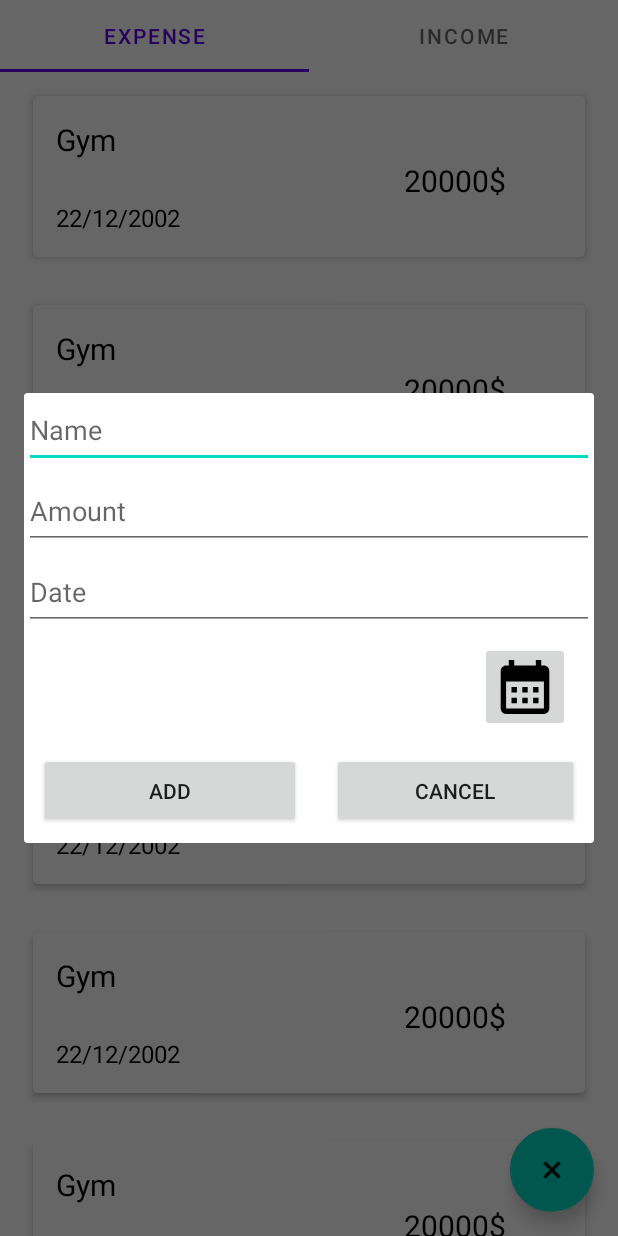
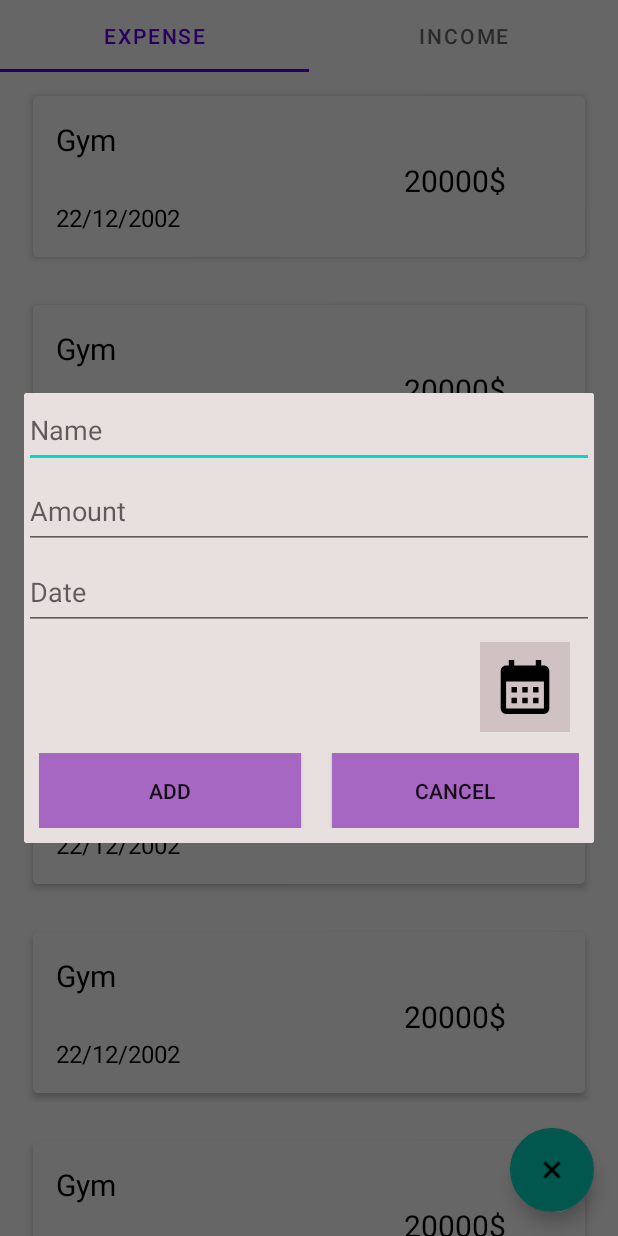
Before and after one commit to qTronor/My_money_moment, an Android app: the screen it shows after launch (MainActivity), after a tap on "AddNewExpFloatBtn", on a phone screen of 412 x 824 dp. Run offline under Robolectric (Android 15) with nearby library versions, the phone set to English and light mode, and no system bars.

Commit message:
Added some colors

```diff
--- a/app/src/main/res/layout/dialog_add.xml
+++ b/app/src/main/res/layout/dialog_add.xml
@@ -3,6 +3,7 @@
     xmlns:app="http://schemas.android.com/apk/res-auto"
     xmlns:tools="http://schemas.android.com/tools"
     android:layout_width="match_parent"
+    android:background="@color/light_grey"
     android:layout_height="300dp">
 
 
@@ -45,6 +46,7 @@
         android:layout_height="60dp"
         android:layout_marginTop="8dp"
         android:layout_marginEnd="16dp"
+        android:background="@color/light_brown"
         android:contentDescription="@string/calendar_icon"
 
         android:scaleType="center"
@@ -68,6 +70,7 @@
             android:layout_alignParentEnd="true"
             android:layout_marginStart="195dp"
             android:layout_marginEnd="0dp"
+            android:background="@color/nice_purple"
             android:text="@string/cancel_btn" />
 
         <Button
@@ -77,6 +80,8 @@
             android:layout_alignParentStart="true"
             android:layout_marginStart="0dp"
             android:layout_marginEnd="185dp"
+            android:background="@color/nice_purple"
+
             android:text="@string/add_btn" />
     </RelativeLayout>
 
--- a/app/src/main/res/values/colors.xml
+++ b/app/src/main/res/values/colors.xml
@@ -7,4 +7,9 @@
     <color name="teal_700">#FF018786</color>
     <color name="black">#FF000000</color>
     <color name="white">#FFFFFFFF</color>
+    <color name="nice_purple">#A667C2</color>
+    <color name="light_grey">#E8E0DE</color>
+    <color name="light_brown">#D0C2C2</color>
+
+
 </resources>
--- /dev/null
+++ b/app/src/main/res/values/styles.xml
@@ -0,0 +1,4 @@
+<?xml version="1.0" encoding="utf-8"?>
+<resources>
+
+</resources>
```
